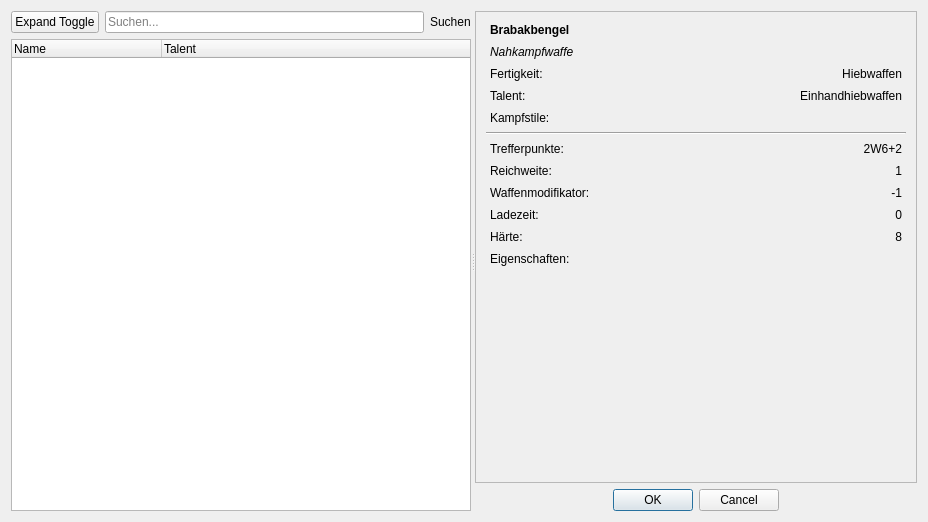
Aeolitus/Sephrasto, file designer/CharakterWaffenPicker.ui: the form before one commit.
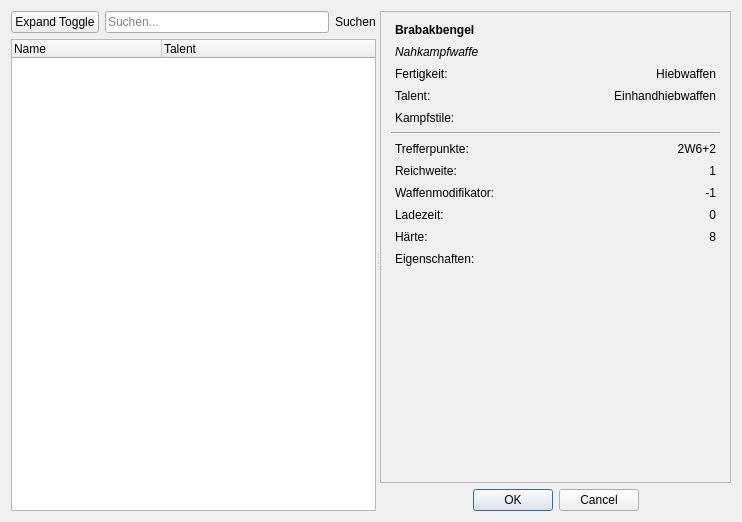
The form after the commit.

Commit message: Update picker windows and db editors to use a better fitting form layout instead of grid layout Update picker windows to call a onSetupUi function that can be overriden by plugins

```diff
--- a/designer/CharakterWaffenPicker.ui
+++ b/designer/CharakterWaffenPicker.ui
@@ -9,7 +9,7 @@
    <rect>
     <x>0</x>
     <y>0</y>
-    <width>928</width>
+    <width>742</width>
     <height>522</height>
    </rect>
   </property>
@@ -146,87 +146,11 @@
            <rect>
             <x>0</x>
             <y>0</y>
-            <width>408</width>
-            <height>469</height>
+            <width>326</width>
+            <height>459</height>
            </rect>
           </property>
-          <layout class="QGridLayout" name="gridLayout">
-           <item row="11" column="0" colspan="2">
-            <widget class="QLabel" name="labelEigenschaften">
-             <property name="text">
-              <string>Eigenschaften:</string>
-             </property>
-             <property name="wordWrap">
-              <bool>true</bool>
-             </property>
-            </widget>
-           </item>
-           <item row="2" column="1">
-            <widget class="QLabel" name="labelFert">
-             <property name="text">
-              <string>Hiebwaffen</string>
-             </property>
-             <property name="alignment">
-              <set>Qt::AlignRight|Qt::AlignTrailing|Qt::AlignVCenter</set>
-             </property>
-             <property name="wordWrap">
-              <bool>true</bool>
-             </property>
-            </widget>
-           </item>
-           <item row="10" column="1">
-            <widget class="QLabel" name="labelH">
-             <property name="text">
-              <string>8</string>
-             </property>
-             <property name="alignment">
-              <set>Qt::AlignRight|Qt::AlignTrailing|Qt::AlignVCenter</set>
-             </property>
-            </widget>
-           </item>
-           <item row="3" column="1">
-            <widget class="QLabel" name="labelTalent">
-             <property name="text">
-              <string>Einhandhiebwaffen</string>
-             </property>
-             <property name="alignment">
-              <set>Qt::AlignRight|Qt::AlignTrailing|Qt::AlignVCenter</set>
-             </property>
-             <property name="wordWrap">
-              <bool>true</bool>
-             </property>
-            </widget>
-           </item>
-           <item row="7" column="1">
-            <widget class="QLabel" name="labelRW">
-             <property name="text">
-              <string>1</string>
-             </property>
-             <property name="alignment">
-              <set>Qt::AlignRight|Qt::AlignTrailing|Qt::AlignVCenter</set>
-             </property>
-            </widget>
-           </item>
-           <item row="4" column="0" colspan="2">
-            <widget class="QLabel" name="labelKampfstile">
-             <property name="text">
-              <string>Kampfstile:</string>
-             </property>
-             <property name="wordWrap">
-              <bool>true</bool>
-             </property>
-            </widget>
-           </item>
-           <item row="6" column="1">
-            <widget class="QLabel" name="labelTP">
-             <property name="text">
-              <string>2W6+2</string>
-             </property>
-             <property name="alignment">
-              <set>Qt::AlignRight|Qt::AlignTrailing|Qt::AlignVCenter</set>
-             </property>
-            </widget>
-           </item>
+          <layout class="QFormLayout" name="formLayout">
            <item row="0" column="0">
             <widget class="QLabel" name="labelName">
              <property name="font">
@@ -243,51 +167,7 @@
              </property>
             </widget>
            </item>
-           <item row="5" column="0" colspan="2">
-            <widget class="Line" name="line">
-             <property name="orientation">
-              <enum>Qt::Horizontal</enum>
-             </property>
-            </widget>
-           </item>
-           <item row="6" column="0">
-            <widget class="QLabel" name="label_2">
-             <property name="font">
-              <font>
-               <weight>50</weight>
-               <bold>false</bold>
-              </font>
-             </property>
-             <property name="text">
-              <string>Trefferpunkte:</string>
-             </property>
-            </widget>
-           </item>
-           <item row="10" column="0">
-            <widget class="QLabel" name="label_10">
-             <property name="text">
-              <string>Härte:</string>
-             </property>
-            </widget>
-           </item>
-           <item row="3" column="0">
-            <widget class="QLabel" name="label_3">
-             <property name="text">
-              <string>Talent:</string>
-             </property>
-            </widget>
-           </item>
-           <item row="8" column="1">
-            <widget class="QLabel" name="labelWM">
-             <property name="text">
-              <string>-1</string>
-             </property>
-             <property name="alignment">
-              <set>Qt::AlignRight|Qt::AlignTrailing|Qt::AlignVCenter</set>
-             </property>
-            </widget>
-           </item>
-           <item row="1" column="0" colspan="2">
+           <item row="1" column="0">
             <widget class="QLabel" name="labelTyp">
              <property name="font">
               <font>
@@ -305,49 +185,119 @@
              </property>
             </widget>
            </item>
-           <item row="12" column="0">
-            <spacer name="verticalSpacer">
-             <property name="orientation">
-              <enum>Qt::Vertical</enum>
-             </property>
-             <property name="sizeHint" stdset="0">
-              <size>
-               <width>20</width>
-               <height>40</height>
-              </size>
-             </property>
-            </spacer>
-           </item>
            <item row="2" column="0">
-            <widget class="QLabel" name="label">
+            <widget class="QLabel" name="labelFertigkeit">
              <property name="text">
               <string>Fertigkeit:</string>
              </property>
             </widget>
            </item>
-           <item row="8" column="0">
-            <widget class="QLabel" name="labelWM_Text">
+           <item row="2" column="1">
+            <widget class="QLabel" name="labelFertigkeitWert">
              <property name="text">
-              <string>Waffenmodifikator:</string>
+              <string>Hiebwaffen</string>
+             </property>
+             <property name="alignment">
+              <set>Qt::AlignRight|Qt::AlignTrailing|Qt::AlignVCenter</set>
+             </property>
+             <property name="wordWrap">
+              <bool>true</bool>
+             </property>
+            </widget>
+           </item>
+           <item row="3" column="0">
+            <widget class="QLabel" name="labelTalent">
+             <property name="text">
+              <string>Talent:</string>
+             </property>
+            </widget>
+           </item>
+           <item row="3" column="1">
+            <widget class="QLabel" name="labelTalentWert">
+             <property name="text">
+              <string>Einhandhiebwaffen</string>
+             </property>
+             <property name="alignment">
+              <set>Qt::AlignRight|Qt::AlignTrailing|Qt::AlignVCenter</set>
+             </property>
+             <property name="wordWrap">
+              <bool>true</bool>
+             </property>
+            </widget>
+           </item>
+           <item row="5" column="0" colspan="2">
+            <widget class="Line" name="line">
+             <property name="orientation">
+              <enum>Qt::Horizontal</enum>
+             </property>
+            </widget>
+           </item>
+           <item row="6" column="0">
+            <widget class="QLabel" name="labelTP">
+             <property name="font">
+              <font>
+               <weight>50</weight>
+               <bold>false</bold>
+              </font>
+             </property>
+             <property name="text">
+              <string>Trefferpunkte:</string>
+             </property>
+            </widget>
+           </item>
+           <item row="6" column="1">
+            <widget class="QLabel" name="labelTPWert">
+             <property name="text">
+              <string>2W6+2</string>
+             </property>
+             <property name="alignment">
+              <set>Qt::AlignRight|Qt::AlignTrailing|Qt::AlignVCenter</set>
              </property>
             </widget>
            </item>
            <item row="7" column="0">
-            <widget class="QLabel" name="label_4">
+            <widget class="QLabel" name="labelRW">
              <property name="text">
               <string>Reichweite:</string>
              </property>
             </widget>
            </item>
+           <item row="7" column="1">
+            <widget class="QLabel" name="labelRWWert">
+             <property name="text">
+              <string>1</string>
+             </property>
+             <property name="alignment">
+              <set>Qt::AlignRight|Qt::AlignTrailing|Qt::AlignVCenter</set>
+             </property>
+            </widget>
+           </item>
+           <item row="8" column="0">
+            <widget class="QLabel" name="labelWM">
+             <property name="text">
+              <string>Waffenmodifikator:</string>
+             </property>
+            </widget>
+           </item>
+           <item row="8" column="1">
+            <widget class="QLabel" name="labelWMWert">
+             <property name="text">
+              <string>-1</string>
+             </property>
+             <property name="alignment">
+              <set>Qt::AlignRight|Qt::AlignTrailing|Qt::AlignVCenter</set>
+             </property>
+            </widget>
+           </item>
            <item row="9" column="0">
-            <widget class="QLabel" name="labelLZ_Text">
+            <widget class="QLabel" name="labelLZ">
              <property name="text">
               <string>Ladezeit:</string>
              </property>
             </widget>
            </item>
            <item row="9" column="1">
-            <widget class="QLabel" name="labelLZ">
+            <widget class="QLabel" name="labelLZWert">
              <property name="text">
               <string>0</string>
              </property>
@@ -356,6 +306,43 @@
              </property>
             </widget>
            </item>
+           <item row="10" column="0">
+            <widget class="QLabel" name="labelHaerte">
+             <property name="text">
+              <string>Härte:</string>
+             </property>
+            </widget>
+           </item>
+           <item row="10" column="1">
+            <widget class="QLabel" name="labelHaerteWert">
+             <property name="text">
+              <string>8</string>
+             </property>
+             <property name="alignment">
+              <set>Qt::AlignRight|Qt::AlignTrailing|Qt::AlignVCenter</set>
+             </property>
+            </widget>
+           </item>
+           <item row="11" column="0" colspan="2">
+            <widget class="QLabel" name="labelEigenschaften">
+             <property name="text">
+              <string>Eigenschaften:</string>
+             </property>
+             <property name="wordWrap">
+              <bool>true</bool>
+             </property>
+            </widget>
+           </item>
+           <item row="4" column="0" colspan="2">
+            <widget class="QLabel" name="labelKampfstile">
+             <property name="text">
+              <string>Kampfstile:</string>
+             </property>
+             <property name="wordWrap">
+              <bool>true</bool>
+             </property>
+            </widget>
+           </item>
           </layout>
          </widget>
         </widget>
```
The commit also changes 34 other files.
